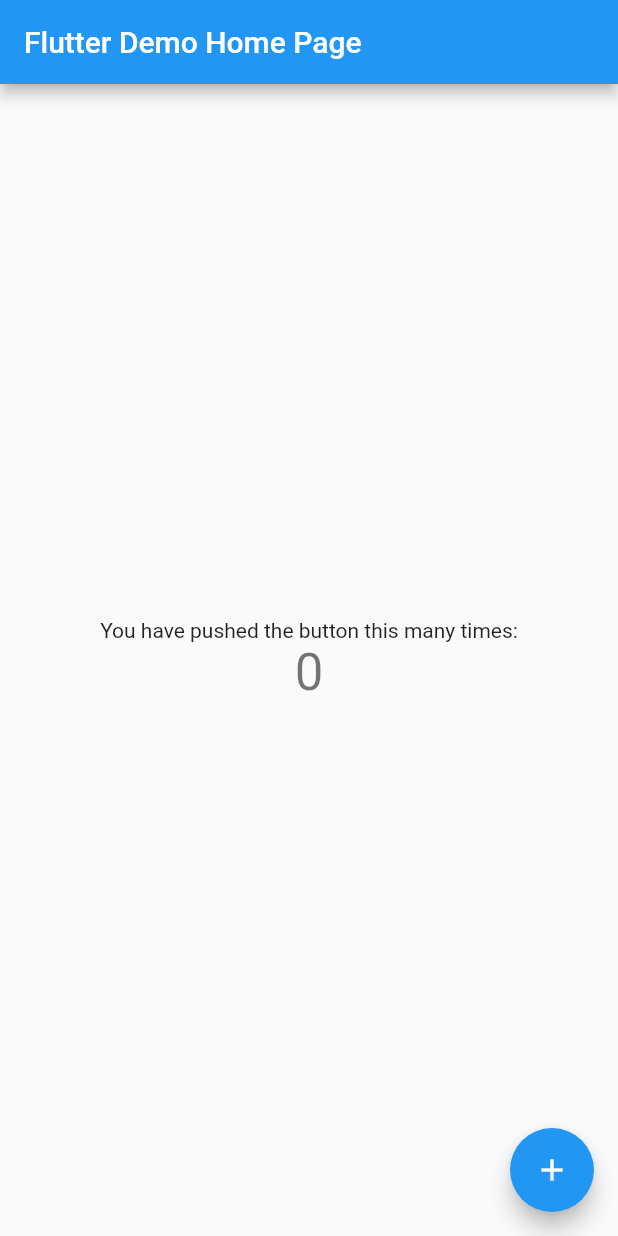
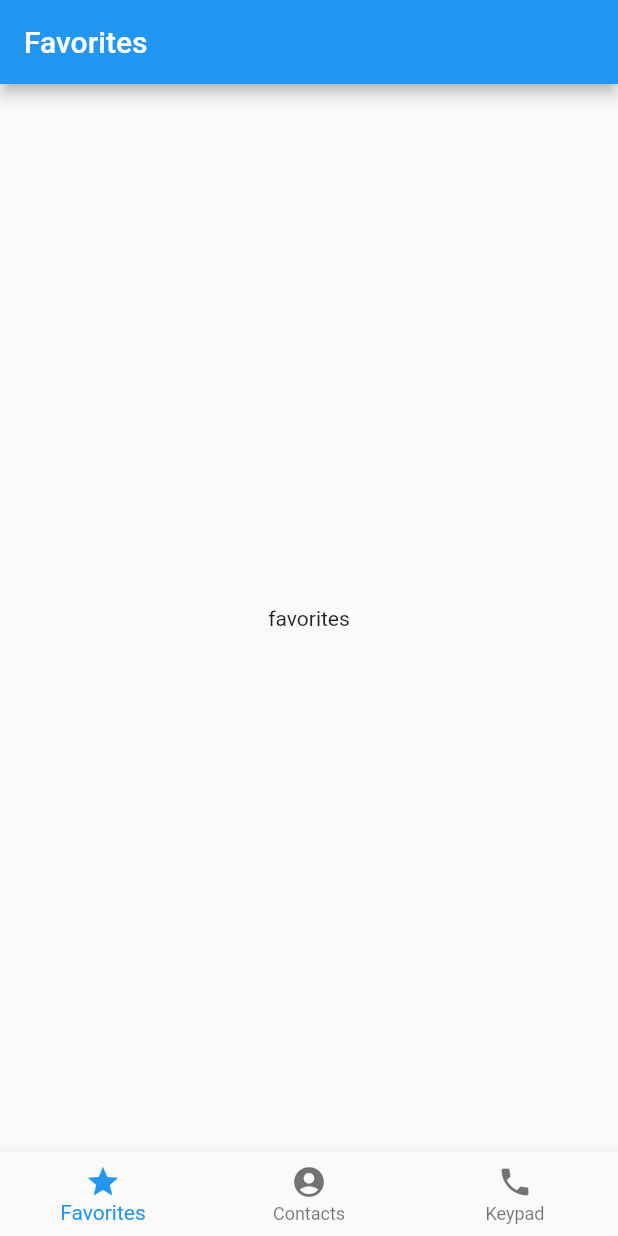
Before and after one commit to jjjunyeong/flutter-phonebook, a Flutter app: the screen it shows after launch, on a phone screen of 412 x 824 dp. Run offline on Flutter 3.47's test engine with Material 2 defaults, Android fonts, the phone set to English and light mode, and no system bars.

Commit message:
add three tabs favorites, contacts, keypad

```diff
--- /dev/null
+++ b/lib/contacts.dart
@@ -0,0 +1,17 @@
+import 'package:flutter/material.dart';
+
+class Contacts extends StatelessWidget {
+  const Contacts({Key? key}) : super(key: key);
+
+  @override
+  Widget build(BuildContext context) {
+    return Scaffold(
+        appBar: AppBar(
+          title: const Text('Contacts'),
+        ),
+        body: const Center(
+          child: Text('contacts'),
+        )
+    );
+  }
+}
--- /dev/null
+++ b/lib/favorites_widget.dart
@@ -0,0 +1,17 @@
+import 'package:flutter/material.dart';
+
+class Favorites extends StatelessWidget {
+  const Favorites({Key? key}) : super(key: key);
+
+  @override
+  Widget build(BuildContext context) {
+    return Scaffold(
+      appBar: AppBar(
+        title: const Text('Favorites'),
+      ),
+      body: const Center(
+        child: Text('favorites'),
+      )
+    );
+  }
+}
--- /dev/null
+++ b/lib/home_widget.dart
@@ -0,0 +1,43 @@
+import 'package:flutter/material.dart';
+import 'favorites_widget.dart';
+import 'contacts.dart';
+import 'keypad.dart';
+
+class Home extends StatefulWidget {
+  const Home({Key? key}) : super(key: key);
+
+  @override
+  _HomeState createState() => _HomeState();
+}
+
+class _HomeState extends State<Home> {
+  int _currentIndex = 0;
+
+  final List<Widget> _children = [
+    Favorites(),
+    Contacts(),
+    Keypad(),
+  ];
+
+  @override
+  Widget build(BuildContext context) {
+    return Scaffold(
+      body: _children[_currentIndex],
+      bottomNavigationBar: BottomNavigationBar(
+        onTap: onTabTapped,
+        currentIndex: _currentIndex,
+        items: [
+          BottomNavigationBarItem(icon: new Icon(Icons.star), label: 'Favorites'),
+          BottomNavigationBarItem(icon: new Icon(Icons.account_circle_rounded), label: 'Contacts'),
+          BottomNavigationBarItem(icon: new Icon(Icons.local_phone), label: 'Keypad'),
+        ],
+      ),
+    );
+  }
+
+  void onTabTapped(int index) {
+    setState(() {
+      _currentIndex = index;
+    });
+  }
+}
--- /dev/null
+++ b/lib/keypad.dart
@@ -0,0 +1,14 @@
+import 'package:flutter/material.dart';
+
+class Keypad extends StatelessWidget {
+  const Keypad({Key? key}) : super(key: key);
+
+  @override
+  Widget build(BuildContext context) {
+    return Scaffold(
+      body: const Center(
+        child: Text('keypad'),
+      )
+    );
+  }
+}
--- a/lib/main.dart
+++ b/lib/main.dart
@@ -1,4 +1,5 @@
 import 'package:flutter/material.dart';
+import 'home_widget.dart';
 
 void main() {
   runApp(MyApp());
@@ -9,105 +10,8 @@ class MyApp extends StatelessWidget {
   @override
   Widget build(BuildContext context) {
     return MaterialApp(
-      title: 'Flutter Demo',
-      theme: ThemeData(
-        // This is the theme of your application.
-        //
-        // Try running your application with "flutter run". You'll see the
-        // application has a blue toolbar. Then, without quitting the app, try
-        // changing the primarySwatch below to Colors.green and then invoke
-        // "hot reload" (press "r" in the console where you ran "flutter run",
-        // or simply save your changes to "hot reload" in a Flutter IDE).
-        // Notice that the counter didn't reset back to zero; the application
-        // is not restarted.
-        primarySwatch: Colors.blue,
-      ),
-      home: MyHomePage(title: 'Flutter Demo Home Page'),
+      title: 'PhoneBook',
+      home: Home(),
     );
   }
 }
-
-class MyHomePage extends StatefulWidget {
-  MyHomePage({Key? key, required this.title}) : super(key: key);
-
-  // This widget is the home page of your application. It is stateful, meaning
-  // that it has a State object (defined below) that contains fields that affect
-  // how it looks.
-
-  // This class is the configuration for the state. It holds the values (in this
-  // case the title) provided by the parent (in this case the App widget) and
-  // used by the build method of the State. Fields in a Widget subclass are
-  // always marked "final".
-
-  final String title;
-
-  @override
-  _MyHomePageState createState() => _MyHomePageState();
-}
-
-class _MyHomePageState extends State<MyHomePage> {
-  int _counter = 0;
-
-  void _incrementCounter() {
-    setState(() {
-      // This call to setState tells the Flutter framework that something has
-      // changed in this State, which causes it to rerun the build method below
-      // so that the display can reflect the updated values. If we changed
-      // _counter without calling setState(), then the build method would not be
-      // called again, and so nothing would appear to happen.
-      _counter++;
-    });
-  }
-
-  @override
-  Widget build(BuildContext context) {
-    // This method is rerun every time setState is called, for instance as done
-    // by the _incrementCounter method above.
-    //
-    // The Flutter framework has been optimized to make rerunning build methods
-    // fast, so that you can just rebuild anything that needs updating rather
-    // than having to individually change instances of widgets.
-    return Scaffold(
-      appBar: AppBar(
-        // Here we take the value from the MyHomePage object that was created by
-        // the App.build method, and use it to set our appbar title.
-        title: Text(widget.title),
-      ),
-      body: Center(
-        // Center is a layout widget. It takes a single child and positions it
-        // in the middle of the parent.
-        child: Column(
-          // Column is also a layout widget. It takes a list of children and
-          // arranges them vertically. By default, it sizes itself to fit its
-          // children horizontally, and tries to be as tall as its parent.
-          //
-          // Invoke "debug painting" (press "p" in the console, choose the
-          // "Toggle Debug Paint" action from the Flutter Inspector in Android
-          // Studio, or the "Toggle Debug Paint" command in Visual Studio Code)
-          // to see the wireframe for each widget.
-          //
-          // Column has various properties to control how it sizes itself and
-          // how it positions its children. Here we use mainAxisAlignment to
-          // center the children vertically; the main axis here is the vertical
-          // axis because Columns are vertical (the cross axis would be
-          // horizontal).
-          mainAxisAlignment: MainAxisAlignment.center,
-          children: <Widget>[
-            Text(
-              'You have pushed the button this many times:',
-            ),
-            Text(
-              '$_counter',
-              style: Theme.of(context).textTheme.headline4,
-            ),
-          ],
-        ),
-      ),
-      floatingActionButton: FloatingActionButton(
-        onPressed: _incrementCounter,
-        tooltip: 'Increment',
-        child: Icon(Icons.add),
-      ), // This trailing comma makes auto-formatting nicer for build methods.
-    );
-  }
-}
```
